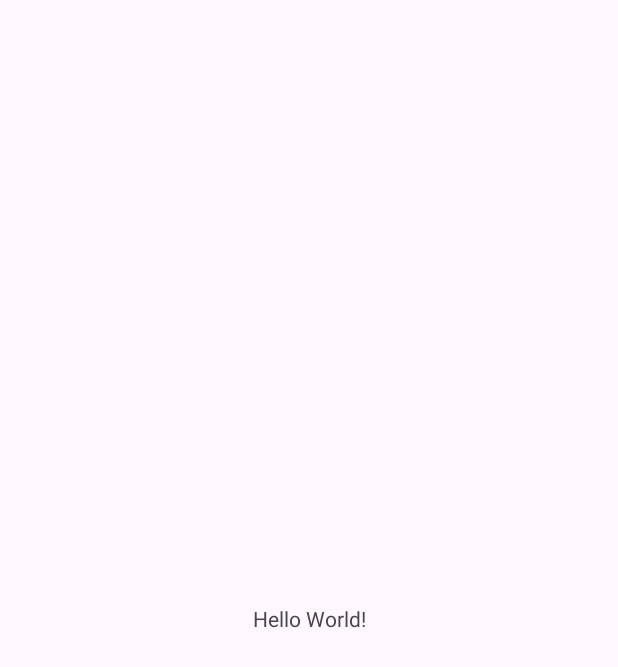
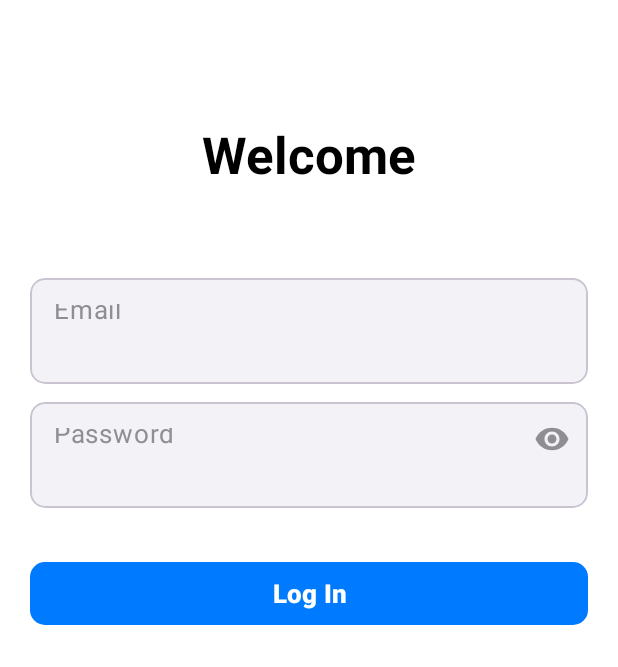
Before and after one commit to JeffersonDaviid/CazarPatos, an Android app: the screen it shows after launch (MainActivity before the commit, LoginActivity after it), on a phone screen of 412 x 824 dp. Before the commit the part shown is almost empty. Shown: the top 667 px of the screen. Run offline under Robolectric (Android 15) with nearby library versions, the phone set to English and light mode, and no system bars.

Commit message:
Create login screen with Apple-style design and validation
Co-authored-by: JeffersonDaviid <104468425+JeffersonDaviid@users.noreply.github.com>

```diff
--- a/app/src/main/AndroidManifest.xml
+++ b/app/src/main/AndroidManifest.xml
@@ -11,15 +11,21 @@
         android:roundIcon="@mipmap/ic_launcher_round"
         android:supportsRtl="true"
         android:theme="@style/Theme.CazarPatos">
+
+        <!-- Login Activity as Launcher -->
         <activity
-            android:name=".MainActivity"
+            android:name=".LoginActivity"
             android:exported="true">
             <intent-filter>
                 <action android:name="android.intent.action.MAIN" />
-
                 <category android:name="android.intent.category.LAUNCHER" />
             </intent-filter>
         </activity>
+
+        <!-- Main Activity -->
+        <activity
+            android:name=".MainActivity"
+            android:exported="false" />
     </application>
 
 </manifest>
--- /dev/null
+++ b/app/src/main/java/com/chileno/jefferson/cazarpatos/LoginActivity.kt
@@ -0,0 +1,73 @@
+package com.chileno.jefferson.cazarpatos
+
+import android.content.Intent
+import android.os.Bundle
+import android.util.Patterns
+import androidx.appcompat.app.AppCompatActivity
+import com.google.android.material.button.MaterialButton
+import com.google.android.material.textfield.TextInputEditText
+import com.google.android.material.textfield.TextInputLayout
+
+class LoginActivity : AppCompatActivity() {
+
+    private lateinit var emailEditText: TextInputEditText
+    private lateinit var passwordEditText: TextInputEditText
+    private lateinit var emailInputLayout: TextInputLayout
+    private lateinit var passwordInputLayout: TextInputLayout
+    private lateinit var loginButton: MaterialButton
+
+    override fun onCreate(savedInstanceState: Bundle?) {
+        super.onCreate(savedInstanceState)
+        setContentView(R.layout.activity_login)
+
+        // Initialize views
+        emailEditText = findViewById(R.id.emailEditText)
+        passwordEditText = findViewById(R.id.passwordEditText)
+        emailInputLayout = findViewById(R.id.emailInputLayout)
+        passwordInputLayout = findViewById(R.id.passwordInputLayout)
+        loginButton = findViewById(R.id.loginButton)
+
+        // Set up login button click listener
+        loginButton.setOnClickListener {
+            validateAndLogin()
+        }
+    }
+
+    private fun validateAndLogin() {
+        val email = emailEditText.text.toString().trim()
+        val password = passwordEditText.text.toString()
+
+        var isValid = true
+
+        // Validate email
+        if (!isValidEmail(email)) {
+            emailInputLayout.error = getString(R.string.error_invalid_email)
+            isValid = false
+        } else {
+            emailInputLayout.error = null
+        }
+
+        // Validate password (minimum 8 characters)
+        if (!isValidPassword(password)) {
+            passwordInputLayout.error = getString(R.string.error_password_length)
+            isValid = false
+        } else {
+            passwordInputLayout.error = null
+        }
+
+        // If all validations pass, navigate to MainActivity
+        if (isValid) {
+            val intent = Intent(this, MainActivity::class.java)
+            startActivity(intent)
+            finish() // Close login activity so user can't go back
+        }
+    }
+
+    private fun isValidEmail(email: String): Boolean {
+        return email.isNotEmpty() && Patterns.EMAIL_ADDRESS.matcher(email).matches()
+    }
+
+    private fun isValidPassword(password: String): Boolean {
+        return password.length >= 8
+    }
+}
--- /dev/null
+++ b/app/src/main/res/layout/activity_login.xml
@@ -0,0 +1,127 @@
+<?xml version="1.0" encoding="utf-8"?>
+<androidx.constraintlayout.widget.ConstraintLayout xmlns:android="http://schemas.android.com/apk/res/android"
+    xmlns:app="http://schemas.android.com/apk/res-auto"
+    xmlns:tools="http://schemas.android.com/tools"
+    android:layout_width="match_parent"
+    android:layout_height="match_parent"
+    android:background="@color/white"
+    tools:context=".LoginActivity">
+
+    <!-- Logo/Title -->
+    <TextView
+        android:id="@+id/loginTitle"
+        android:layout_width="wrap_content"
+        android:layout_height="wrap_content"
+        android:text="@string/login_title"
+        android:textSize="34sp"
+        android:textStyle="bold"
+        android:textColor="@color/black"
+        android:layout_marginTop="80dp"
+        app:layout_constraintTop_toTopOf="parent"
+        app:layout_constraintStart_toStartOf="parent"
+        app:layout_constraintEnd_toEndOf="parent" />
+
+    <!-- Email Input Container -->
+    <com.google.android.material.card.MaterialCardView
+        android:id="@+id/emailCard"
+        android:layout_width="0dp"
+        android:layout_height="wrap_content"
+        android:layout_marginStart="20dp"
+        android:layout_marginEnd="20dp"
+        android:layout_marginTop="60dp"
+        app:cardCornerRadius="10dp"
+        app:cardElevation="0dp"
+        app:cardBackgroundColor="@color/apple_light_gray"
+        app:layout_constraintTop_toBottomOf="@id/loginTitle"
+        app:layout_constraintStart_toStartOf="parent"
+        app:layout_constraintEnd_toEndOf="parent">
+
+        <com.google.android.material.textfield.TextInputLayout
+            android:id="@+id/emailInputLayout"
+            android:layout_width="match_parent"
+            android:layout_height="wrap_content"
+            app:boxBackgroundMode="none"
+            app:hintEnabled="false"
+            app:errorEnabled="true"
+            app:errorTextColor="@color/apple_red">
+
+            <com.google.android.material.textfield.TextInputEditText
+                android:id="@+id/emailEditText"
+                android:layout_width="match_parent"
+                android:layout_height="50dp"
+                android:hint="@string/email_hint"
+                android:textColorHint="@color/apple_gray"
+                android:textColor="@color/black"
+                android:textSize="17sp"
+                android:inputType="textEmailAddress"
+                android:background="@android:color/transparent"
+                android:paddingStart="16dp"
+                android:paddingEnd="16dp" />
+
+        </com.google.android.material.textfield.TextInputLayout>
+
+    </com.google.android.material.card.MaterialCardView>
+
+    <!-- Password Input Container -->
+    <com.google.android.material.card.MaterialCardView
+        android:id="@+id/passwordCard"
+        android:layout_width="0dp"
+        android:layout_height="wrap_content"
+        android:layout_marginStart="20dp"
+        android:layout_marginEnd="20dp"
+        android:layout_marginTop="12dp"
+        app:cardCornerRadius="10dp"
+        app:cardElevation="0dp"
+        app:cardBackgroundColor="@color/apple_light_gray"
+        app:layout_constraintTop_toBottomOf="@id/emailCard"
+        app:layout_constraintStart_toStartOf="parent"
+        app:layout_constraintEnd_toEndOf="parent">
+
+        <com.google.android.material.textfield.TextInputLayout
+            android:id="@+id/passwordInputLayout"
+            android:layout_width="match_parent"
+            android:layout_height="wrap_content"
+            app:boxBackgroundMode="none"
+            app:hintEnabled="false"
+            app:errorEnabled="true"
+            app:errorTextColor="@color/apple_red"
+            app:passwordToggleEnabled="true"
+            app:passwordToggleTint="@color/apple_gray">
+
+            <com.google.android.material.textfield.TextInputEditText
+                android:id="@+id/passwordEditText"
+                android:layout_width="match_parent"
+                android:layout_height="50dp"
+                android:hint="@string/password_hint"
+                android:textColorHint="@color/apple_gray"
+                android:textColor="@color/black"
+                android:textSize="17sp"
+                android:inputType="textPassword"
+                android:background="@android:color/transparent"
+                android:paddingStart="16dp"
+                android:paddingEnd="16dp" />
+
+        </com.google.android.material.textfield.TextInputLayout>
+
+    </com.google.android.material.card.MaterialCardView>
+
+    <!-- Login Button -->
+    <com.google.android.material.button.MaterialButton
+        android:id="@+id/loginButton"
+        android:layout_width="0dp"
+        android:layout_height="50dp"
+        android:layout_marginStart="20dp"
+        android:layout_marginEnd="20dp"
+        android:layout_marginTop="32dp"
+        android:text="@string/login_button"
+        android:textSize="17sp"
+        android:textStyle="bold"
+        android:textColor="@color/white"
+        app:backgroundTint="@color/apple_blue"
+        app:cornerRadius="10dp"
+        app:elevation="0dp"
+        app:layout_constraintTop_toBottomOf="@id/passwordCard"
+        app:layout_constraintStart_toStartOf="parent"
+        app:layout_constraintEnd_toEndOf="parent" />
+
+</androidx.constraintlayout.widget.ConstraintLayout>
--- a/app/src/main/res/layout/activity_main.xml
+++ b/app/src/main/res/layout/activity_main.xml
@@ -5,12 +5,16 @@
     android:id="@+id/main"
     android:layout_width="match_parent"
     android:layout_height="match_parent"
+    android:background="@color/white"
     tools:context=".MainActivity">
 
     <TextView
         android:layout_width="wrap_content"
         android:layout_height="wrap_content"
-        android:text="Hello World!"
+        android:text="¡Bienvenido a DUCK HUNT!"
+        android:textSize="24sp"
+        android:textStyle="bold"
+        android:textColor="@color/black"
         app:layout_constraintBottom_toBottomOf="parent"
         app:layout_constraintEnd_toEndOf="parent"
         app:layout_constraintStart_toStartOf="parent"
--- a/app/src/main/res/values/colors.xml
+++ b/app/src/main/res/values/colors.xml
@@ -2,4 +2,13 @@
 <resources>
     <color name="black">#FF000000</color>
     <color name="white">#FFFFFFFF</color>
+
+    <!-- Apple-style colors -->
+    <color name="apple_blue">#007AFF</color>
+    <color name="apple_light_gray">#F2F2F7</color>
+    <color name="apple_gray">#8E8E93</color>
+    <color name="apple_dark_gray">#3A3A3C</color>
+    <color name="apple_red">#FF3B30</color>
+    <color name="apple_system_gray6">#F2F2F7</color>
+    <color name="apple_separator">#C6C6C8</color>
 </resources>
--- a/app/src/main/res/values/es/strings.xml
+++ b/app/src/main/res/values/es/strings.xml
@@ -1,4 +1,10 @@
 <?xml version="1.0" encoding="utf-8"?>
 <resources>
     <string name="app_name">CAZAR PATOS</string>
+    <string name="login_title">Bienvenido</string>
+    <string name="email_hint">Correo electrónico</string>
+    <string name="password_hint">Contraseña</string>
+    <string name="login_button">Iniciar sesión</string>
+    <string name="error_invalid_email">Por favor ingrese un correo electrónico válido</string>
+    <string name="error_password_length">La contraseña debe tener al menos 8 caracteres</string>
 </resources>
--- a/app/src/main/res/values/strings.xml
+++ b/app/src/main/res/values/strings.xml
@@ -1,3 +1,9 @@
 <resources>
     <string name="app_name">DUCK HUNT</string>
+    <string name="login_title">Welcome</string>
+    <string name="email_hint">Email</string>
+    <string name="password_hint">Password</string>
+    <string name="login_button">Log In</string>
+    <string name="error_invalid_email">Please enter a valid email address</string>
+    <string name="error_password_length">Password must be at least 8 characters</string>
 </resources>
```
